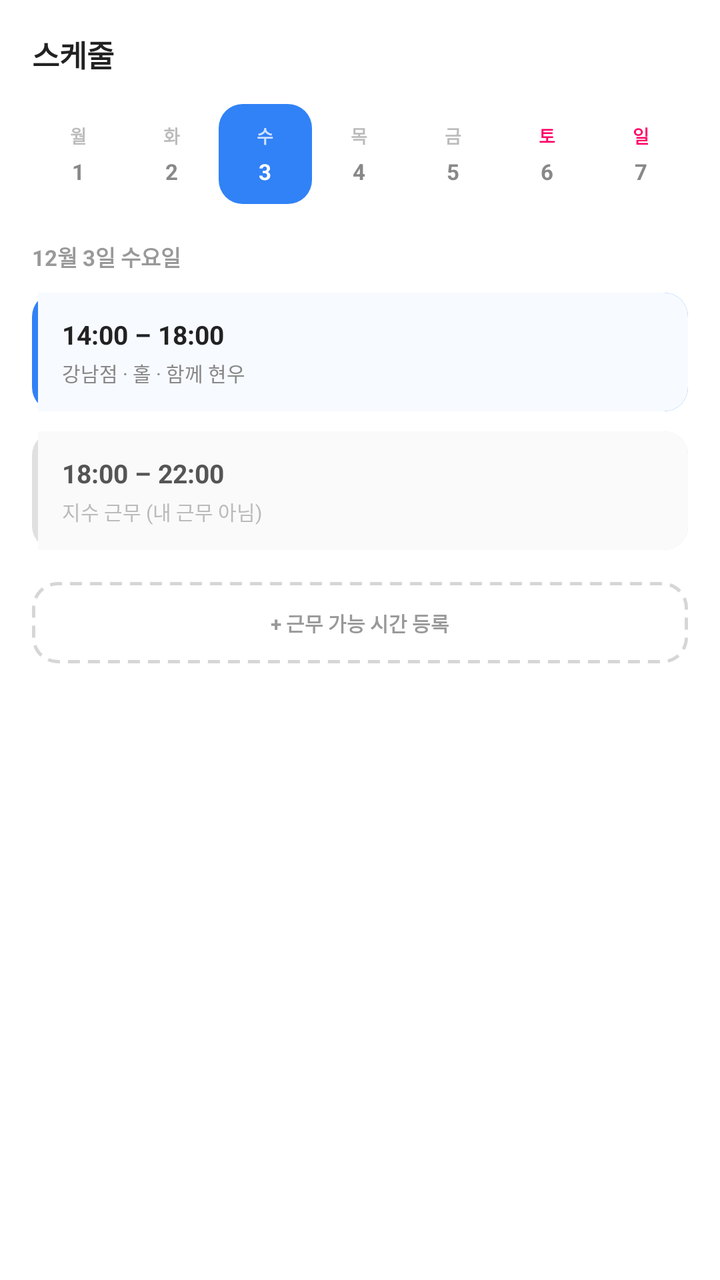
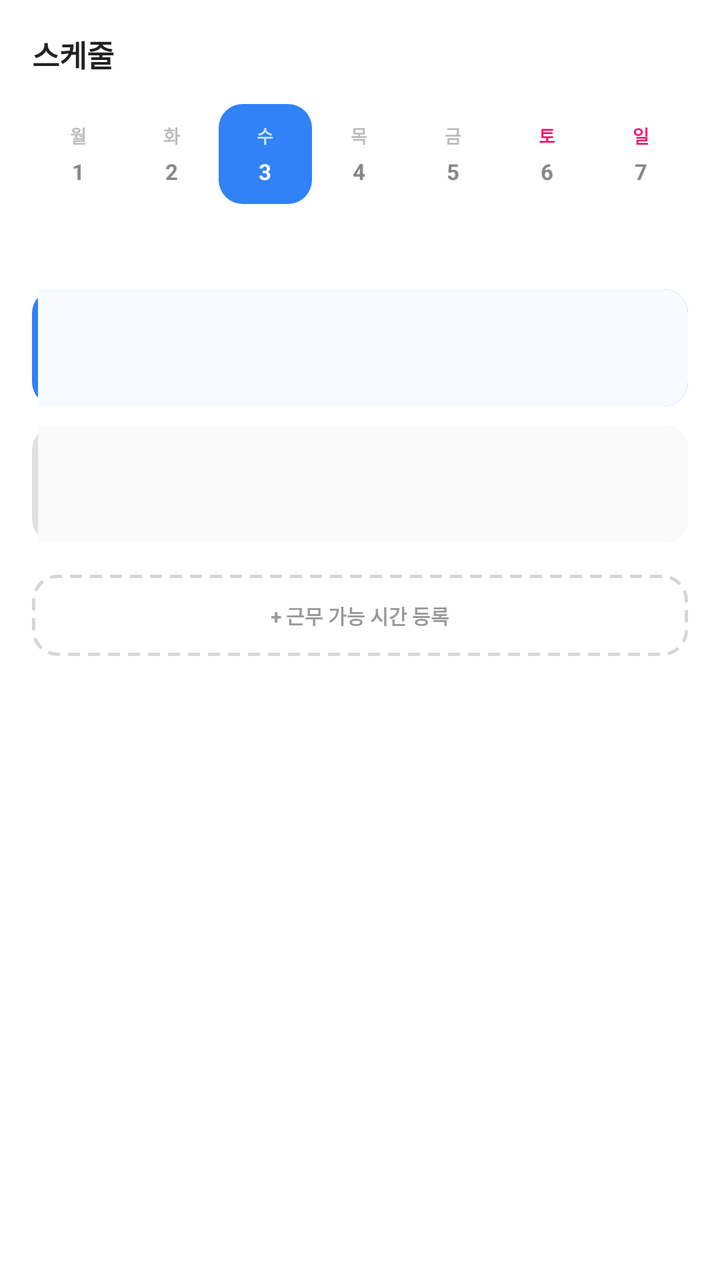

Two renders of the same Android screen: before a commit and after it. Below are the layout's source before the change and the commit's diff.
<!-- AndroidManifest.xml: application theme Theme.PTManagerEmployee -->
<!-- res/layout/fragment_schedule.xml -->
<?xml version="1.0" encoding="utf-8"?>
<androidx.core.widget.NestedScrollView xmlns:android="http://schemas.android.com/apk/res/android"
    android:layout_width="match_parent"
    android:layout_height="match_parent"
    android:background="@color/white"
    android:fillViewport="true">

    <LinearLayout
        android:layout_width="match_parent"
        android:layout_height="wrap_content"
        android:orientation="vertical"
        android:paddingHorizontal="16dp"
        android:paddingTop="16dp"
        android:paddingBottom="24dp">

        <TextView
            android:layout_width="wrap_content"
            android:layout_height="wrap_content"
            android:text="스케줄"
            android:textColor="@color/text_primary"
            android:textSize="15sp"
            android:textStyle="bold" />

        
        <LinearLayout
            android:layout_width="match_parent"
            android:layout_height="wrap_content"
            android:layout_marginTop="14dp"
            android:orientation="horizontal"
            android:baselineAligned="false">

            <LinearLayout style="@style/DayCell">
                <TextView style="@style/DayLabel" android:text="월" />
                <TextView style="@style/DayNum" android:text="1" />
            </LinearLayout>

            <LinearLayout style="@style/DayCell">
                <TextView style="@style/DayLabel" android:text="화" />
                <TextView style="@style/DayNum" android:text="2" />
            </LinearLayout>

            <LinearLayout
                style="@style/DayCell"
                android:background="@drawable/bg_day_selected">
                <TextView style="@style/DayLabel" android:text="수" android:textColor="#CFE0FF" />
                <TextView style="@style/DayNum" android:text="3" android:textColor="@color/white" />
            </LinearLayout>

            <LinearLayout style="@style/DayCell">
                <TextView style="@style/DayLabel" android:text="목" />
                <TextView style="@style/DayNum" android:text="4" />
            </LinearLayout>

            <LinearLayout style="@style/DayCell">
                <TextView style="@style/DayLabel" android:text="금" />
                <TextView style="@style/DayNum" android:text="5" />
            </LinearLayout>

            <LinearLayout style="@style/DayCell">
                <TextView style="@style/DayLabel" android:text="토" android:textColor="@color/weekend_red" />
                <TextView style="@style/DayNum" android:text="6" />
            </LinearLayout>

            <LinearLayout style="@style/DayCell">
                <TextView style="@style/DayLabel" android:text="일" android:textColor="@color/weekend_red" />
                <TextView style="@style/DayNum" android:text="7" />
            </LinearLayout>
        </LinearLayout>

        <TextView
            android:id="@+id/tv_schedule_date"
            android:layout_width="wrap_content"
            android:layout_height="wrap_content"
            android:layout_marginTop="18dp"
            android:text="12월 3일 수요일"
            android:textColor="@color/text_tertiary"
            android:textSize="11sp"
            android:textStyle="bold" />

        
        <LinearLayout
            android:id="@+id/item_my_shift"
            android:layout_width="match_parent"
            android:layout_height="wrap_content"
            android:layout_marginTop="10dp"
            android:orientation="vertical"
            android:background="@drawable/bg_schedule_active"
            android:paddingStart="15dp"
            android:paddingEnd="12dp"
            android:paddingVertical="12dp"
            android:foreground="?attr/selectableItemBackground">

            <TextView
                android:id="@+id/tv_my_shift_time"
                android:layout_width="wrap_content"
                android:layout_height="wrap_content"
                android:text="14:00 – 18:00"
                android:textColor="@color/text_primary"
                android:textSize="13sp"
                android:textStyle="bold" />

            <TextView
                android:id="@+id/tv_my_shift_sub"
                android:layout_width="wrap_content"
                android:layout_height="wrap_content"
                android:layout_marginTop="3dp"
                android:text="강남점 · 홀 · 함께 현우"
                android:textColor="@color/text_secondary"
                android:textSize="10sp" />
        </LinearLayout>

        
        <LinearLayout
            android:layout_width="match_parent"
            android:layout_height="wrap_content"
            android:layout_marginTop="10dp"
            android:orientation="vertical"
            android:background="@drawable/bg_schedule_muted"
            android:paddingStart="15dp"
            android:paddingEnd="12dp"
            android:paddingVertical="12dp">

            <TextView
                android:layout_width="wrap_content"
                android:layout_height="wrap_content"
                android:text="18:00 – 22:00"
                android:textColor="#555555"
                android:textSize="13sp"
                android:textStyle="bold" />

            <TextView
                android:layout_width="wrap_content"
                android:layout_height="wrap_content"
                android:layout_marginTop="3dp"
                android:text="지수 근무 (내 근무 아님)"
                android:textColor="@color/text_hint"
                android:textSize="10sp" />
        </LinearLayout>

        <TextView
            android:layout_width="match_parent"
            android:layout_height="wrap_content"
            android:layout_marginTop="16dp"
            android:background="@drawable/bg_dashed"
            android:text="+ 근무 가능 시간 등록"
            android:textColor="@color/text_tertiary"
            android:textSize="10sp"
            android:textStyle="bold"
            android:gravity="center"
            android:paddingVertical="13dp"
            android:foreground="?attr/selectableItemBackground" />
    </LinearLayout>
</androidx.core.widget.NestedScrollView>
<!-- resources referenced by this layout -->
<resources>
  <color name="text_hint">#BBBBBB</color>
  <color name="text_primary">#222222</color>
  <color name="text_secondary">#888888</color>
  <color name="text_tertiary">#999999</color>
  <color name="weekend_red">#FF0066</color>
  <color name="white">#FFFFFFFF</color>
  <!-- drawable bg_dashed (drawable) -->
  <?xml version="1.0" encoding="utf-8"?>
  <shape xmlns:android="http://schemas.android.com/apk/res/android" android:shape="rectangle">
      <solid android:color="@color/white" />
      <corners android:radius="12dp" />
      <stroke android:width="1.5dp" android:color="#D6D6D6"
          android:dashWidth="6dp" android:dashGap="4dp" />
  </shape>
  <!-- drawable bg_day_selected (drawable) -->
  <?xml version="1.0" encoding="utf-8"?>
  <shape xmlns:android="http://schemas.android.com/apk/res/android" android:shape="rectangle">
      <solid android:color="@color/brand_blue" />
      <corners android:radius="12dp" />
  </shape>
  <!-- drawable bg_schedule_active (drawable) -->
  <?xml version="1.0" encoding="utf-8"?>
  <layer-list xmlns:android="http://schemas.android.com/apk/res/android">
      
      <item>
          <shape android:shape="rectangle">
              <solid android:color="@color/brand_blue" />
              <corners android:radius="12dp" />
          </shape>
      </item>
      
      <item android:left="3dp">
          <shape android:shape="rectangle">
              <solid android:color="@color/brand_blue_bg" />
              <corners android:topRightRadius="12dp" android:bottomRightRadius="12dp" />
          </shape>
      </item>
  </layer-list>
  <!-- drawable bg_schedule_muted (drawable) -->
  <?xml version="1.0" encoding="utf-8"?>
  <layer-list xmlns:android="http://schemas.android.com/apk/res/android">
      <item>
          <shape android:shape="rectangle">
              <solid android:color="#E0E0E0" />
              <corners android:radius="12dp" />
          </shape>
      </item>
      <item android:left="3dp">
          <shape android:shape="rectangle">
              <solid android:color="#FAFAFA" />
              <corners android:topRightRadius="12dp" android:bottomRightRadius="12dp" />
          </shape>
      </item>
  </layer-list>
  <style name="DayCell">
          <item name="android:layout_width">0dp</item>
          <item name="android:layout_height">wrap_content</item>
          <item name="android:layout_weight">1</item>
          <item name="android:orientation">vertical</item>
          <item name="android:gravity">center_horizontal</item>
          <item name="android:paddingVertical">9dp</item>
      </style>
  <style name="DayLabel">
          <item name="android:layout_width">wrap_content</item>
          <item name="android:layout_height">wrap_content</item>
          <item name="android:textColor">@color/text_hint</item>
          <item name="android:textSize">9sp</item>
          <item name="android:textStyle">bold</item>
      </style>
  <style name="DayNum">
          <item name="android:layout_width">wrap_content</item>
          <item name="android:layout_height">wrap_content</item>
          <item name="android:layout_marginTop">4dp</item>
          <item name="android:textColor">@color/text_secondary</item>
          <item name="android:textSize">11sp</item>
          <item name="android:textStyle">bold</item>
      </style>
  <style name="Theme.PTManagerEmployee" parent="Base.Theme.PTManagerEmployee" />
  <color name="brand_blue">#3182F6</color>
  <color name="brand_blue_bg">#F7FAFF</color>
  <!-- unchanged entries left out for length: 1 -->
</resources>

<!-- the commit's change to res/layout/fragment_schedule.xml (unified diff, before → after) -->
@@ -72,7 +72,7 @@
             android:layout_width="wrap_content"
             android:layout_height="wrap_content"
             android:layout_marginTop="18dp"
-            android:text="12월 3일 수요일"
+            android:text=""
             android:textColor="@color/text_tertiary"
             android:textSize="11sp"
             android:textStyle="bold" />
@@ -94,7 +94,7 @@
                 android:id="@+id/tv_my_shift_time"
                 android:layout_width="wrap_content"
                 android:layout_height="wrap_content"
-                android:text="14:00 – 18:00"
+                android:text=""
                 android:textColor="@color/text_primary"
                 android:textSize="13sp"
                 android:textStyle="bold" />
@@ -104,7 +104,7 @@
                 android:layout_width="wrap_content"
                 android:layout_height="wrap_content"
                 android:layout_marginTop="3dp"
-                android:text="강남점 · 홀 · 함께 현우"
+                android:text=""
                 android:textColor="@color/text_secondary"
                 android:textSize="10sp" />
         </LinearLayout>
@@ -123,7 +123,7 @@
             <TextView
                 android:layout_width="wrap_content"
                 android:layout_height="wrap_content"
-                android:text="18:00 – 22:00"
+                android:text=""
                 android:textColor="#555555"
                 android:textSize="13sp"
                 android:textStyle="bold" />
@@ -132,7 +132,7 @@
                 android:layout_width="wrap_content"
                 android:layout_height="wrap_content"
                 android:layout_marginTop="3dp"
-                android:text="지수 근무 (내 근무 아님)"
+                android:text=""
                 android:textColor="@color/text_hint"
                 android:textSize="10sp" />
         </LinearLayout>
